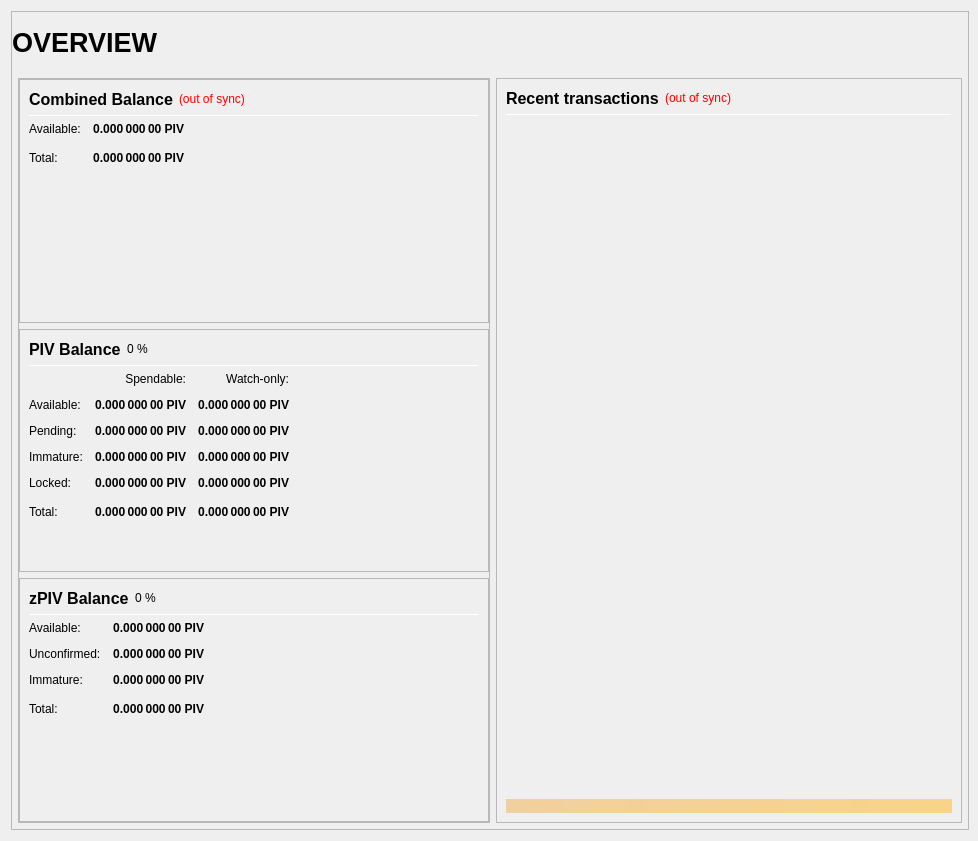
First picture: the form in src/qt/forms/overviewpage.ui, repository nashsclay/electra, before the edit.
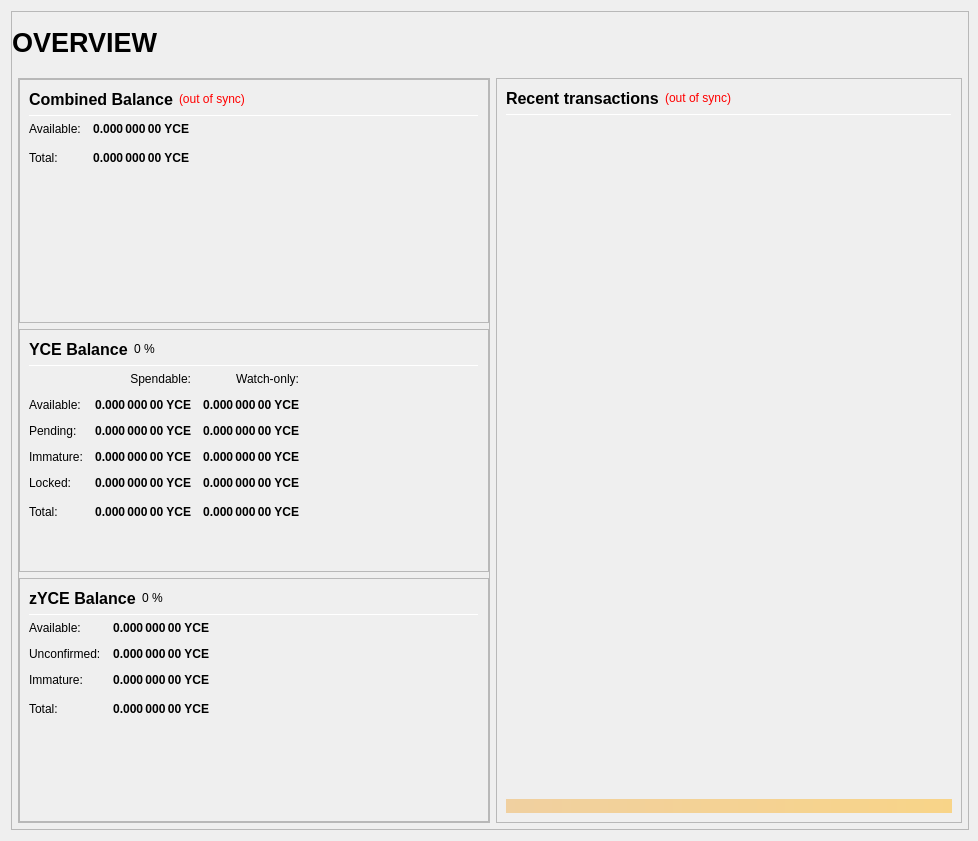
Second picture: the form after the edit.

The edit to the form file:
```diff
--- a/src/qt/forms/overviewpage.ui
+++ b/src/qt/forms/overviewpage.ui
@@ -333,7 +333,7 @@
                           <string>Your current spendable balance</string>
                          </property>
                          <property name="text">
-                          <string notr="true">0.000 000 00 PIV</string>
+                          <string notr="true">0.000 000 00 YCE</string>
                          </property>
                          <property name="alignment">
                           <set>Qt::AlignRight|Qt::AlignTrailing|Qt::AlignVCenter</set>
@@ -365,7 +365,7 @@
                           <string>Total Balance, including all unavailable coins.</string>
                          </property>
                          <property name="text">
-                          <string notr="true">0.000 000 00 PIV</string>
+                          <string notr="true">0.000 000 00 YCE</string>
                          </property>
                          <property name="alignment">
                           <set>Qt::AlignRight|Qt::AlignTrailing|Qt::AlignVCenter</set>
@@ -433,7 +433,7 @@
                           </font>
                          </property>
                          <property name="text">
-                          <string>PIV Balance</string>
+                          <string>YCE Balance</string>
                          </property>
                         </widget>
                        </item>
@@ -525,7 +525,7 @@
                           <string>Your current spendable balance</string>
                          </property>
                          <property name="text">
-                          <string notr="true">0.000 000 00 PIV</string>
+                          <string notr="true">0.000 000 00 YCE</string>
                          </property>
                          <property name="alignment">
                           <set>Qt::AlignRight|Qt::AlignTrailing|Qt::AlignVCenter</set>
@@ -550,7 +550,7 @@
                           <string>Your current balance in watch-only addresses</string>
                          </property>
                          <property name="text">
-                          <string notr="true">0.000 000 00 PIV</string>
+                          <string notr="true">0.000 000 00 YCE</string>
                          </property>
                          <property name="alignment">
                           <set>Qt::AlignRight|Qt::AlignTrailing|Qt::AlignVCenter</set>
@@ -582,7 +582,7 @@
                           <string>Total of transactions that have yet to be confirmed, and do not yet count toward the spendable balance</string>
                          </property>
                          <property name="text">
-                          <string notr="true">0.000 000 00 PIV</string>
+                          <string notr="true">0.000 000 00 YCE</string>
                          </property>
                          <property name="alignment">
                           <set>Qt::AlignRight|Qt::AlignTrailing|Qt::AlignVCenter</set>
@@ -607,7 +607,7 @@
                           <string>Unconfirmed transactions to watch-only addresses</string>
                          </property>
                          <property name="text">
-                          <string notr="true">0.000 000 00 PIV</string>
+                          <string notr="true">0.000 000 00 YCE</string>
                          </property>
                          <property name="alignment">
                           <set>Qt::AlignRight|Qt::AlignTrailing|Qt::AlignVCenter</set>
@@ -639,7 +639,7 @@
                           <string>Staked or masternode rewards that has not yet matured</string>
                          </property>
                          <property name="text">
-                          <string notr="true">0.000 000 00 PIV</string>
+                          <string notr="true">0.000 000 00 YCE</string>
                          </property>
                          <property name="alignment">
                           <set>Qt::AlignRight|Qt::AlignTrailing|Qt::AlignVCenter</set>
@@ -664,7 +664,7 @@
                           <string>Staked or masternode rewards in watch-only addresses that has not yet matured</string>
                          </property>
                          <property name="text">
-                          <string notr="true">0.000 000 00 PIV</string>
+                          <string notr="true">0.000 000 00 YCE</string>
                          </property>
                          <property name="alignment">
                           <set>Qt::AlignRight|Qt::AlignTrailing|Qt::AlignVCenter</set>
@@ -699,7 +699,7 @@
                           <string>Locked PIV or Masternode collaterals. These are excluded from zPIV minting.</string>
                          </property>
                          <property name="text">
-                          <string notr="true">0.000 000 00 PIV</string>
+                          <string notr="true">0.000 000 00 YCE</string>
                          </property>
                          <property name="alignment">
                           <set>Qt::AlignRight|Qt::AlignTrailing|Qt::AlignVCenter</set>
@@ -724,7 +724,7 @@
                           <string>Current locked balance in watch-only addresses</string>
                          </property>
                          <property name="text">
-                          <string notr="true">0.000 000 00 PIV</string>
+                          <string notr="true">0.000 000 00 YCE</string>
                          </property>
                          <property name="alignment">
                           <set>Qt::AlignRight|Qt::AlignTrailing|Qt::AlignVCenter</set>
@@ -759,7 +759,7 @@
                           <string>Your current MYCE balance, unconfirmed and immature transactions included</string>
                          </property>
                          <property name="text">
-                          <string notr="true">0.000 000 00 PIV</string>
+                          <string notr="true">0.000 000 00 YCE</string>
                          </property>
                          <property name="alignment">
                           <set>Qt::AlignRight|Qt::AlignTrailing|Qt::AlignVCenter</set>
@@ -784,7 +784,7 @@
                           <string>Current total balance in watch-only addresses</string>
                          </property>
                          <property name="text">
-                          <string notr="true">0.000 000 00 PIV</string>
+                          <string notr="true">0.000 000 00 YCE</string>
                          </property>
                          <property name="alignment">
                           <set>Qt::AlignRight|Qt::AlignTrailing|Qt::AlignVCenter</set>
@@ -852,7 +852,7 @@
                           </font>
                          </property>
                          <property name="text">
-                          <string>zPIV Balance</string>
+                          <string>zYCE Balance</string>
                          </property>
                         </widget>
                        </item>
@@ -926,7 +926,7 @@
 These zPIV are spendable.</string>
                          </property>
                          <property name="text">
-                          <string notr="true">0.000 000 00 PIV</string>
+                          <string notr="true">0.000 000 00 YCE</string>
                          </property>
                          <property name="alignment">
                           <set>Qt::AlignRight|Qt::AlignTrailing|Qt::AlignVCenter</set>
@@ -957,7 +957,7 @@
 Immature: confirmed, but less than 1 mint of the same denomination after it was minted</string>
                          </property>
                          <property name="text">
-                          <string notr="true">0.000 000 00 PIV</string>
+                          <string notr="true">0.000 000 00 YCE</string>
                          </property>
                          <property name="alignment">
                           <set>Qt::AlignRight|Qt::AlignTrailing|Qt::AlignVCenter</set>
@@ -988,7 +988,7 @@
 Immature: confirmed, but less than 1 mint of the same denomination after it was minted</string>
                          </property>
                          <property name="text">
-                          <string notr="true">0.000 000 00 PIV</string>
+                          <string notr="true">0.000 000 00 YCE</string>
                          </property>
                          <property name="alignment">
                           <set>Qt::AlignRight|Qt::AlignTrailing|Qt::AlignVCenter</set>
@@ -1020,7 +1020,7 @@
                           <string>Your current zPIV balance, unconfirmed and immature zPIV included.</string>
                          </property>
                          <property name="text">
-                          <string notr="true">0.000 000 00 PIV</string>
+                          <string notr="true">0.000 000 00 YCE</string>
                          </property>
                          <property name="alignment">
                           <set>Qt::AlignRight|Qt::AlignTrailing|Qt::AlignVCenter</set>
```
Left out of the diff: 16 changed lines with no effect on the pictures.
